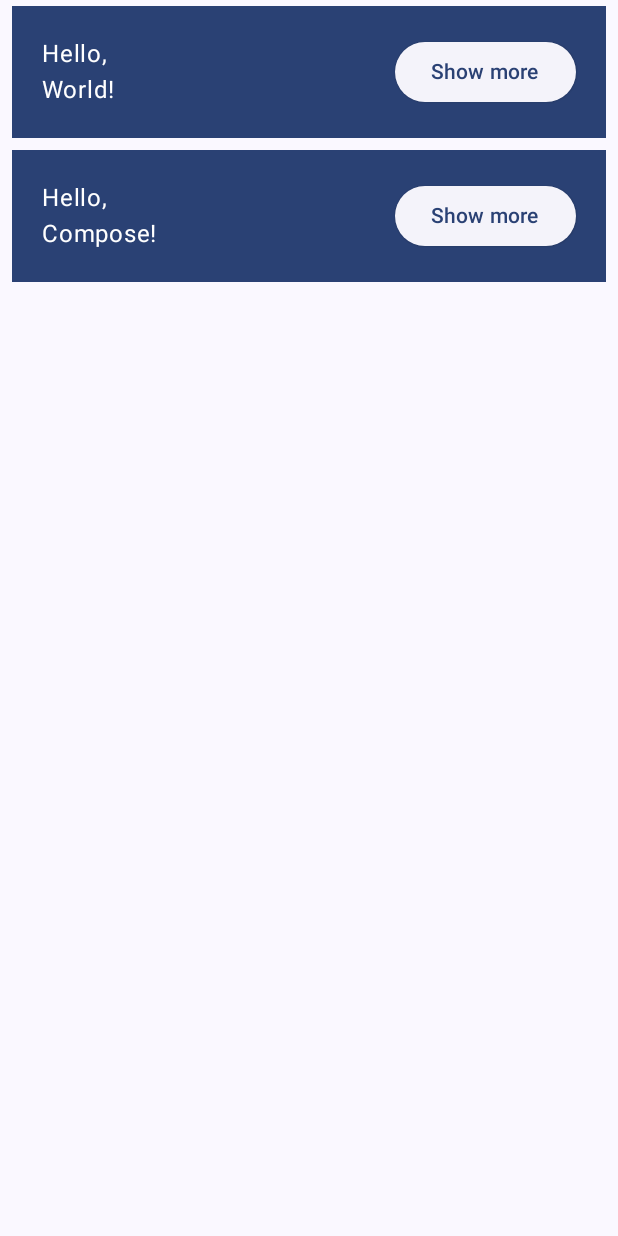
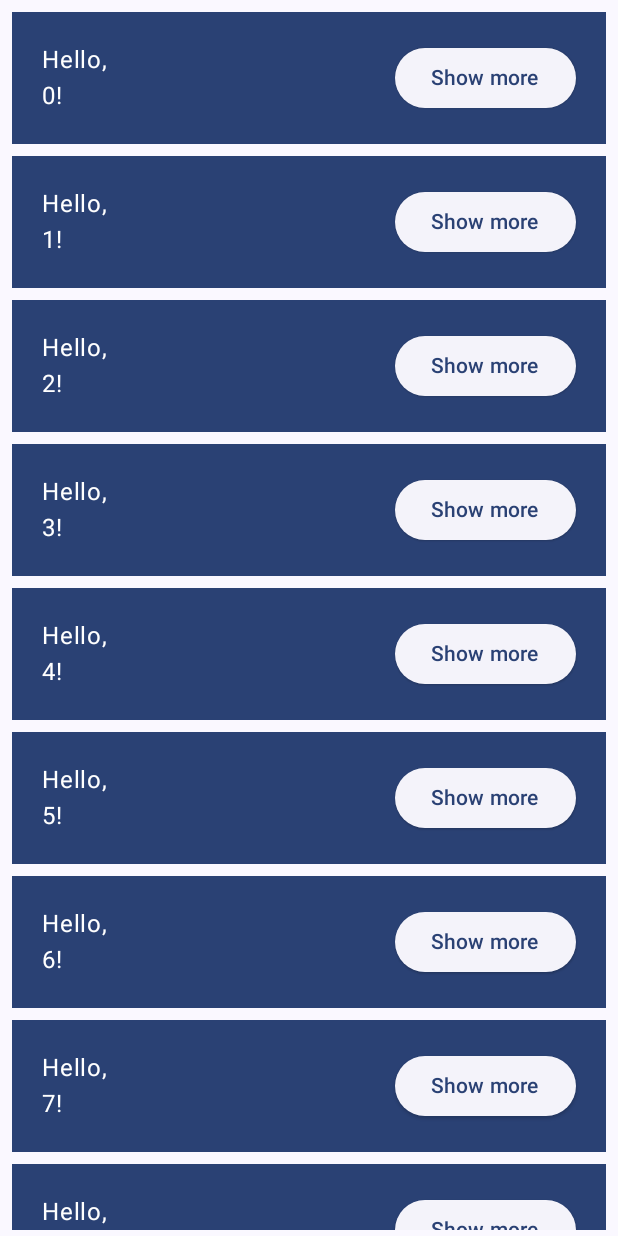
Before and after one commit to fragata-adrian/ComposeTutorial, an Android app built with Jetpack Compose: the screen it shows after launch (MainActivity), after a tap on "Continue", on a phone screen of 412 x 824 dp. Run offline under Robolectric (Android 15) with nearby library versions, the phone set to English and light mode, and no system bars.

Commit message:
add estado parsistente

```diff
--- a/app/src/main/java/com/example/composetutorial/MainActivity.kt
+++ b/app/src/main/java/com/example/composetutorial/MainActivity.kt
@@ -4,8 +4,11 @@ import android.os.Bundle
 import androidx.activity.ComponentActivity
 import androidx.activity.compose.setContent
 import androidx.compose.foundation.layout.*
+import androidx.compose.foundation.lazy.LazyColumn
+import androidx.compose.foundation.lazy.items
 import androidx.compose.material3.*
 import androidx.compose.runtime.*
+import androidx.compose.runtime.saveable.rememberSaveable
 import androidx.compose.ui.Alignment
 import androidx.compose.ui.Modifier
 import androidx.compose.ui.tooling.preview.Preview
@@ -35,7 +38,7 @@ fun MyAppPreview() {
 private fun MyApp(
     modifier: Modifier = Modifier
 ) {
-    val shouldShowOnboarding = remember { mutableStateOf(true) }
+    val shouldShowOnboarding = rememberSaveable { mutableStateOf(true) }
 
     Surface(modifier) {
         if (shouldShowOnboarding.value) {
@@ -62,10 +65,10 @@ fun OnboardingScreen(onContinueClicked: () -> Unit, modifier: Modifier = Modifie
 
 @Composable
 private fun Greetings(
-    modifier: Modifier = Modifier, names: List<String> = listOf("World", "Compose")
+    modifier: Modifier = Modifier, names: List<String> = List(1000) { "$it" }
 ) {
-    Column(modifier) {
-        for (name in names) {
+    LazyColumn(modifier = modifier.padding(vertical = 4.dp)) {
+        items(items = names) {name ->
             Greeting(name = name)
         }
     }
```
